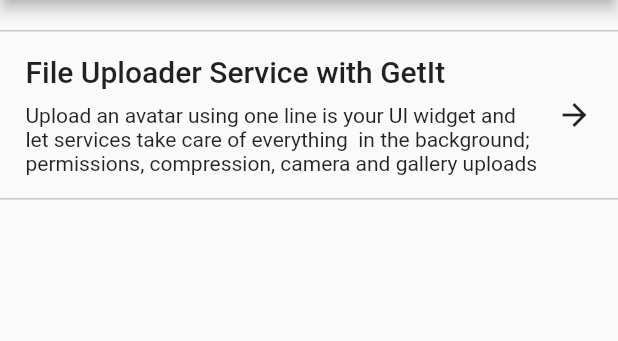
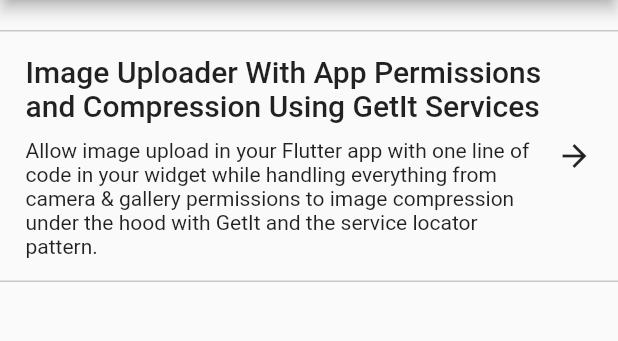
Before and after one commit to Roaa94/flutter-tutorials, a Flutter app: the screen it shows after launch, on a phone screen of 412 x 824 dp, the part 84-425 px from its top. Run offline on Flutter 3.47's test engine with Material 2 defaults, Android fonts, the phone set to English and light mode, and no system bars; our stand-ins replace flutter_image_compress, get_it, image_picker, permission_handler.

Commit message:
app related refactoring

```diff
--- a/lib/avatar-uploader-tutorial/ui/file_upload_service_home_page.dart
+++ b/lib/avatar-uploader-tutorial/ui/file_upload_service_home_page.dart
@@ -9,7 +9,7 @@ class FileUploadServiceHomePage extends StatelessWidget {
     return Scaffold(
       extendBodyBehindAppBar: true,
       appBar: AppBar(
-        title: const Text('File Upload Service'),
+        title: const Text('Avatar Uploader'),
       ),
       body: Center(
         child: AvatarUploader(),
--- /dev/null
+++ b/lib/data/app_data.dart
@@ -0,0 +1,11 @@
+import 'models/tutorial.dart';
+
+class AppData {
+  static List<Tutorial> tutorials = [
+    Tutorial(
+      title: 'Image Uploader With App Permissions and Compression Using GetIt Services',
+      description:
+          'Allow image upload in your Flutter app with one line of code in your widget while handling everything from camera & gallery permissions to image compression under the hood with GetIt and the service locator pattern.',
+    ),
+  ];
+}
--- /dev/null
+++ b/lib/data/models/tutorial.dart
@@ -0,0 +1,11 @@
+class Tutorial {
+  String title;
+  String description;
+  String? tutorialLink;
+
+  Tutorial({
+    required this.title,
+    required this.description,
+    this.tutorialLink,
+  });
+}
--- a/lib/main.dart
+++ b/lib/main.dart
@@ -1,6 +1,7 @@
 import 'package:flutter/material.dart';
 import 'package:flutter_tutorials/avatar-uploader-tutorial/data/services/service_locator.dart';
 import 'package:flutter_tutorials/avatar-uploader-tutorial/ui/file_upload_service_home_page.dart';
+import 'package:flutter_tutorials/ui/home/pages/home_page.dart';
 
 void main() {
   setupServiceLocator();
@@ -10,7 +11,6 @@ void main() {
 class MyApp extends StatelessWidget {
   const MyApp({Key? key}) : super(key: key);
 
-  // This widget is the root of your application.
   @override
   Widget build(BuildContext context) {
     return MaterialApp(
@@ -27,53 +27,3 @@ class MyApp extends StatelessWidget {
     );
   }
 }
-
-class HomePage extends StatelessWidget {
-  @override
-  Widget build(BuildContext context) {
-    return Scaffold(
-      appBar: AppBar(
-        title: const Text('Flutter Tutorials'),
-      ),
-      body: SingleChildScrollView(
-        padding: const EdgeInsets.symmetric(vertical: 20),
-        child: Column(
-          children: [
-            InkWell(
-              onTap: () => Navigator.of(context).pushNamed(FileUploadServiceHomePage.routeName),
-              child: Container(
-                padding: const EdgeInsets.symmetric(horizontal: 17, vertical: 15),
-                decoration: BoxDecoration(
-                  border: Border(
-                    top: BorderSide(width: 1, color: Colors.black.withOpacity(0.2)),
-                    bottom: BorderSide(width: 1, color: Colors.black.withOpacity(0.2)),
-                  ),
-                ),
-                child: Row(
-                  children: [
-                    Expanded(
-                      child: Column(
-                        crossAxisAlignment: CrossAxisAlignment.start,
-                        children: [
-                          Text(
-                            'File Uploader Service with GetIt',
-                            style: Theme.of(context).textTheme.headline6,
-                          ),
-                          const SizedBox(height: 10),
-                          const Text(
-                              'Upload an avatar using one line is your UI widget and let services take care of everything  in the background; permissions, compression, camera and gallery uploads'),
-                        ],
-                      ),
-                    ),
-                    const SizedBox(width: 10),
-                    const Icon(Icons.arrow_forward),
-                  ],
-                ),
-              ),
-            ),
-          ],
-        ),
-      ),
-    );
-  }
-}
--- /dev/null
+++ b/lib/ui/home/pages/home_page.dart
@@ -0,0 +1,26 @@
+import 'package:flutter/material.dart';
+import 'package:flutter_tutorials/data/app_data.dart';
+import 'package:flutter_tutorials/ui/home/widgets/tutorial_list_item.dart';
+
+class HomePage extends StatelessWidget {
+  @override
+  Widget build(BuildContext context) {
+    return Scaffold(
+      appBar: AppBar(
+        title: const Text('Flutter Tutorials'),
+      ),
+      body: SingleChildScrollView(
+        padding: const EdgeInsets.symmetric(vertical: 20),
+        child: Column(
+          children: List.generate(
+            AppData.tutorials.length,
+            (i) => TutorialListItem(
+              title: AppData.tutorials[i].title,
+              description: AppData.tutorials[i].description,
+            ),
+          ),
+        ),
+      ),
+    );
+  }
+}
--- /dev/null
+++ b/lib/ui/home/widgets/tutorial_list_item.dart
@@ -0,0 +1,44 @@
+import 'package:flutter/material.dart';
+import 'package:flutter_tutorials/avatar-uploader-tutorial/ui/file_upload_service_home_page.dart';
+
+class TutorialListItem extends StatelessWidget {
+  final String title;
+  final String description;
+
+  const TutorialListItem({
+    required this.title,
+    required this.description,
+  });
+
+  @override
+  Widget build(BuildContext context) {
+    return InkWell(
+      onTap: () => Navigator.of(context).pushNamed(FileUploadServiceHomePage.routeName),
+      child: Container(
+        padding: const EdgeInsets.symmetric(horizontal: 17, vertical: 15),
+        decoration: BoxDecoration(
+          border: Border(
+            top: BorderSide(width: 1, color: Colors.black.withOpacity(0.2)),
+            bottom: BorderSide(width: 1, color: Colors.black.withOpacity(0.2)),
+          ),
+        ),
+        child: Row(
+          children: [
+            Expanded(
+              child: Column(
+                crossAxisAlignment: CrossAxisAlignment.start,
+                children: [
+                  Text(title, style: Theme.of(context).textTheme.headline6),
+                  const SizedBox(height: 10),
+                  Text(description),
+                ],
+              ),
+            ),
+            const SizedBox(width: 10),
+            const Icon(Icons.arrow_forward),
+          ],
+        ),
+      ),
+    );
+  }
+}
```
